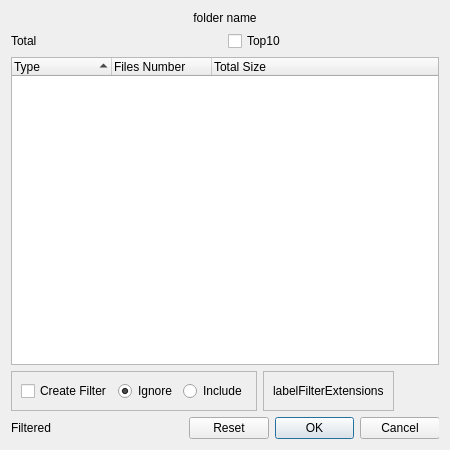
Above: src/dialogcontentslist.ui from artemvlas/veretino before the change. Below: the same form after it.
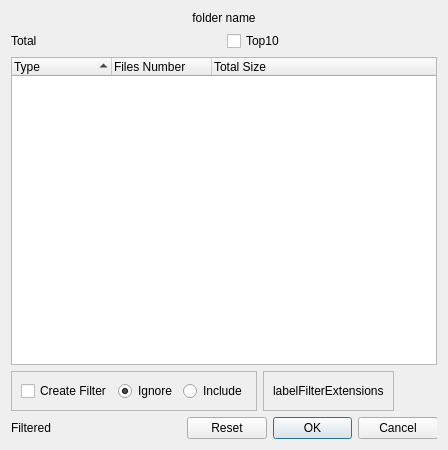
That is the form after the change. Custom widgets are drawn as their Qt base class.

The edit to the form file:
```diff
--- a/src/dialogcontentslist.ui
+++ b/src/dialogcontentslist.ui
@@ -6,7 +6,7 @@
    <rect>
     <x>0</x>
     <y>0</y>
-    <width>450</width>
+    <width>448</width>
     <height>450</height>
    </rect>
   </property>
```
